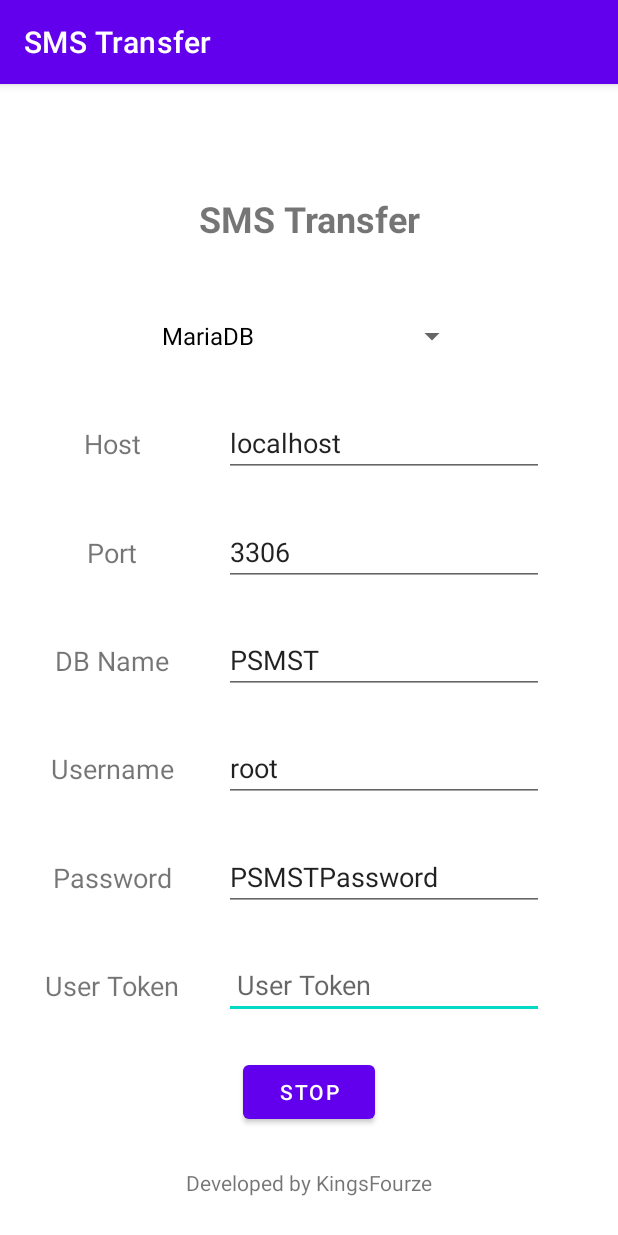
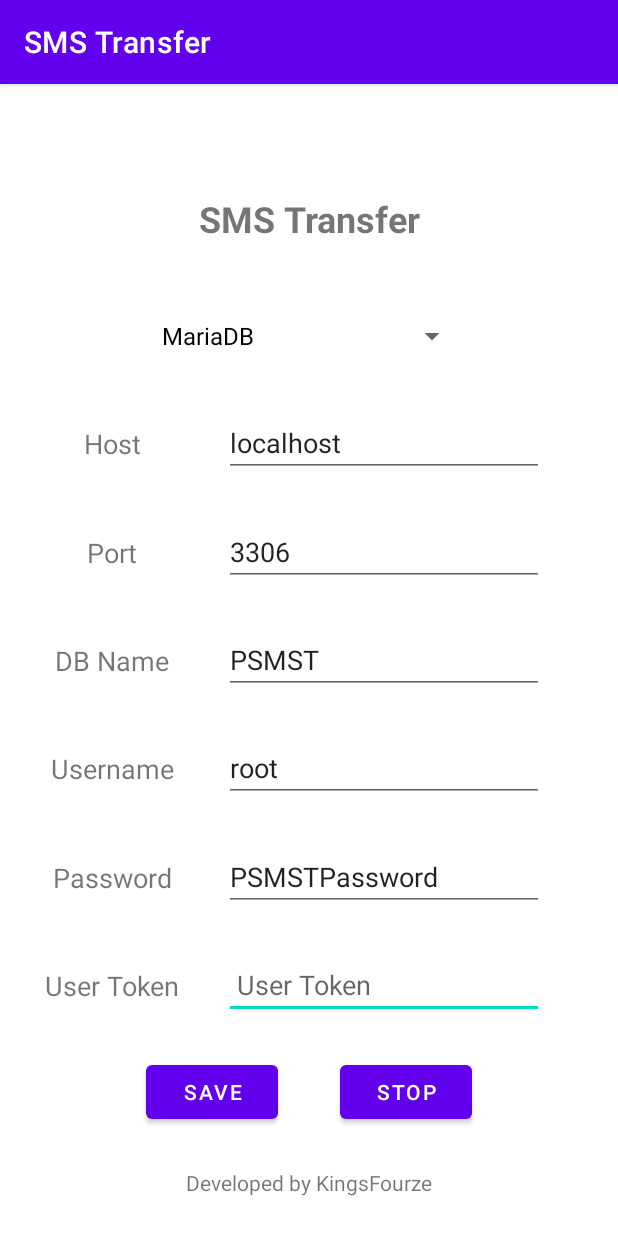
Before and after one commit to KingsFourze/PSMST, an Android app: the screen it shows after launch (MainActivity), after a tap on "START", on a phone screen of 412 x 824 dp. Run offline under Robolectric (Android 15) with nearby library versions, the phone set to English and light mode, and no system bars.

Commit message:
App add a save button

```diff
--- a/SMSTransferApp/app/src/main/java/nz/ac/kingsfourze/smstransfer/MainActivity.java
+++ b/SMSTransferApp/app/src/main/java/nz/ac/kingsfourze/smstransfer/MainActivity.java
@@ -1,9 +1,15 @@
 package nz.ac.kingsfourze.smstransfer;
 
+import androidx.annotation.NonNull;
 import androidx.appcompat.app.AppCompatActivity;
+import androidx.core.app.ActivityCompat;
+import androidx.core.content.ContextCompat;
 
+import android.Manifest;
+import android.content.Context;
 import android.content.Intent;
 import android.content.SharedPreferences;
+import android.content.pm.PackageManager;
 import android.os.Bundle;
 import android.view.View;
 import android.widget.ArrayAdapter;
@@ -11,17 +17,34 @@ import android.widget.Button;
 import android.widget.EditText;
 import android.widget.Spinner;
 import android.widget.TextView;
+import android.widget.Toast;
 
 public class MainActivity extends AppCompatActivity {
     public EditText editToken, editHost, editPort, editUser, editPassword, editDBname;
-    public Button btnStart, btnStop;
+    public Button btnStart, btnStop, btnSave;
     public Spinner spinnerDatabaseType;
     public String[] dbType = {"MariaDB","MySQL"};
+
+    @Override
+    public void onRequestPermissionsResult(int requestCode, @NonNull String[] permissions, @NonNull int[] grantResults) {
+        if (requestCode == 1) {
+            if (grantResults[0] == PackageManager.PERMISSION_DENIED) {
+                Toast.makeText(getApplicationContext(),"未提供SMS接收權限，請開啟後再使用本App", Toast.LENGTH_SHORT).show();
+                finish();
+            } else
+                super.onRequestPermissionsResult(requestCode, permissions, grantResults);
+        }
+    }
 
     @Override
     protected void onCreate(Bundle savedInstanceState) {
         super.onCreate(savedInstanceState);
         setContentView(R.layout.activity_main);
+
+        //Get Permission
+        if (ActivityCompat.checkSelfPermission(getApplicationContext(), Manifest.permission.RECEIVE_SMS) != PackageManager.PERMISSION_GRANTED){
+            ActivityCompat.requestPermissions(MainActivity.this, new String[] { Manifest.permission.RECEIVE_SMS }, 1);
+        }
 
         SharedPreferences setting = getSharedPreferences("Setting", MODE_PRIVATE);
         setupUI();
@@ -30,20 +53,16 @@ public class MainActivity extends AppCompatActivity {
             @Override
             public void onClick(View v) {
                 int position = spinnerDatabaseType.getSelectedItemPosition();
-                if (editPort.getText().toString().equals("")){
-                    editPort.setText("3306", TextView.BufferType.EDITABLE);
-                }
-                setting.edit()
-                        .putString("host", editHost.getText().toString())
-                        .putString("port",editPort.getText().toString())
-                        .putString("user", editUser.getText().toString())
-                        .putString("password", editPassword.getText().toString())
-                        .putString("dbName", editDBname.getText().toString())
-                        .putString("userToken", editToken.getText().toString())
-                        .putBoolean("runStatus", true)
-                        .putInt("dbType", position).commit();
+                saveSetting(setting,true);
                 btnStart.setVisibility(View.INVISIBLE);
                 btnStop.setVisibility(View.VISIBLE);
+            }
+        });
+
+        btnSave.setOnClickListener(new View.OnClickListener() {
+            @Override
+            public void onClick(View v) {
+                saveSetting(setting,false);
             }
         });
 
@@ -57,6 +76,24 @@ public class MainActivity extends AppCompatActivity {
         });
     }
 
+    private void saveSetting(SharedPreferences setting, Boolean withRunStatus){
+        int position = spinnerDatabaseType.getSelectedItemPosition();
+        if (editPort.getText().toString() == ""){
+            editPort.setText("3306", TextView.BufferType.EDITABLE);
+        }
+        setting.edit()
+                .putString("host", editHost.getText().toString())
+                .putString("port",editPort.getText().toString())
+                .putString("user", editUser.getText().toString())
+                .putString("password", editPassword.getText().toString())
+                .putString("dbName", editDBname.getText().toString())
+                .putString("userToken", editToken.getText().toString())
+                .putInt("dbType", position).commit();
+        if (withRunStatus){
+            setting.edit().putBoolean("runStatus", true).commit();
+        }
+    }
+
     private void setupUI(){
         //Setup View
         editToken = findViewById(R.id.editToken);
@@ -67,6 +104,7 @@ public class MainActivity extends AppCompatActivity {
         editDBname = findViewById(R.id.editDBname);
         btnStart = findViewById(R.id.btnStart);
         btnStop = findViewById(R.id.btnStop);
+        btnSave = findViewById(R.id.btnSave);
         spinnerDatabaseType = findViewById(R.id.spinnerDataBaseType);
 
         //Spinner Setup
--- a/SMSTransferApp/app/src/main/java/nz/ac/kingsfourze/smstransfer/SMSReceiver.java
+++ b/SMSTransferApp/app/src/main/java/nz/ac/kingsfourze/smstransfer/SMSReceiver.java
@@ -69,12 +69,12 @@ public class SMSReceiver extends BroadcastReceiver {
         user = setting.getString("user","root");
         password = setting.getString("password","PSMSTPassword");
         userToken = setting.getString("userToken","");
+        url = "jdbc:"+ dbtype +"://" + host + ":" + port + "/" + dbname + "?user="+ user + "&password=" + password;
 
-        url = "jdbc:"+ dbtype +"://" + host + ":" + port + "/" + dbname + "?user="+ user + "&password=" + password;
-        if (runStatus == false)
+        if (runStatus == false || userToken == "")
             return;
 
-        if (intent.getAction().equals("android.provider.Telephony.SMS_RECEIVED")){
+        if (intent.getAction() == "android.provider.Telephony.SMS_RECEIVED"){
             Bundle bundle = intent.getExtras();
             SmsMessage[] messages = null;
             String strMessage = "";
--- a/SMSTransferApp/app/src/main/res/layout/activity_main.xml
+++ b/SMSTransferApp/app/src/main/res/layout/activity_main.xml
@@ -110,6 +110,7 @@
         android:text="Start"
         app:layout_constraintBottom_toBottomOf="parent"
         app:layout_constraintEnd_toEndOf="parent"
+        app:layout_constraintHorizontal_bias="0.7"
         app:layout_constraintStart_toStartOf="parent"
         app:layout_constraintTop_toTopOf="parent"
         app:layout_constraintVertical_bias="0.9" />
@@ -121,6 +122,7 @@
         android:text="Stop"
         app:layout_constraintBottom_toBottomOf="parent"
         app:layout_constraintEnd_toEndOf="parent"
+        app:layout_constraintHorizontal_bias="0.7"
         app:layout_constraintStart_toStartOf="parent"
         app:layout_constraintTop_toTopOf="parent"
         app:layout_constraintVertical_bias="0.9" />
@@ -212,4 +214,16 @@
         app:layout_constraintEnd_toEndOf="parent"
         app:layout_constraintStart_toStartOf="parent"
         app:layout_constraintTop_toBottomOf="@+id/btnStart" />
+
+    <Button
+        android:id="@+id/btnSave"
+        android:layout_width="wrap_content"
+        android:layout_height="wrap_content"
+        android:text="Save"
+        app:layout_constraintBottom_toBottomOf="parent"
+        app:layout_constraintEnd_toEndOf="parent"
+        app:layout_constraintHorizontal_bias="0.3"
+        app:layout_constraintStart_toStartOf="parent"
+        app:layout_constraintTop_toTopOf="parent"
+        app:layout_constraintVertical_bias="0.9" />
 </androidx.constraintlayout.widget.ConstraintLayout>
```
